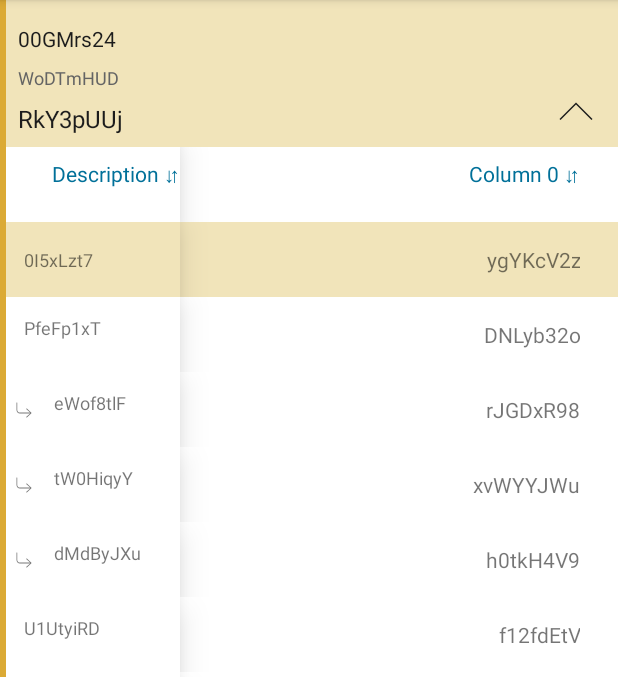
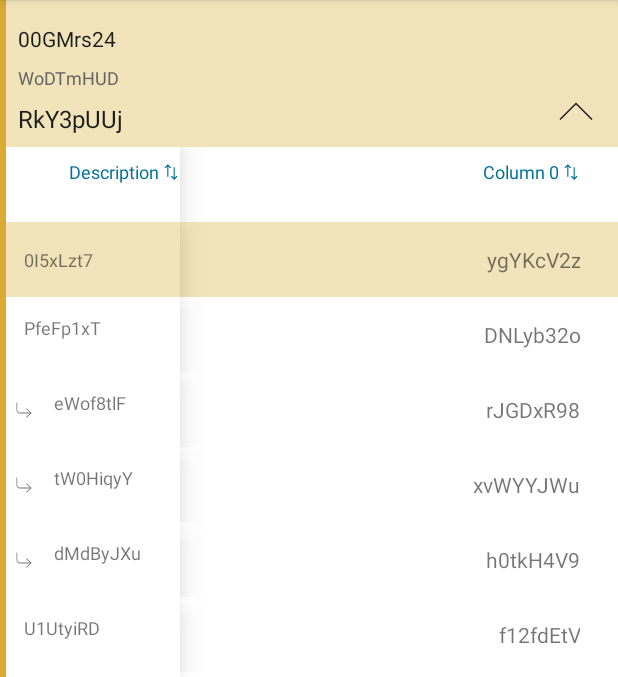
Before and after one commit to Sushobh/TableSection, an Android app: the screen it shows after launch (MainActivity), on a phone screen of 412 x 824 dp, the part 84-761 px from its top. Run offline under Robolectric (Android 15) with nearby library versions, the phone set to English and light mode, and no system bars.

Commit message:
STABLE added sort icons

```diff
--- a/app/src/main/java/com/example/tablesection/customviews/CellHeaderView.kt
+++ b/app/src/main/java/com/example/tablesection/customviews/CellHeaderView.kt
@@ -1,9 +1,11 @@
 package com.example.tablesection.customviews
 
 import android.content.Context
+import android.media.Image
 import android.util.AttributeSet
 import android.view.Gravity
 import android.view.View
+import android.widget.ImageView
 import android.widget.LinearLayout
 import android.widget.TextView
 import androidx.core.view.updateLayoutParams
@@ -37,13 +39,16 @@ class CellHeaderView : LinearLayout {
     fun bindData(cellHeader: CellHeader){
         when(cellHeader.cellStatus){
             CellHeader.CellHeaderStatus.ASC -> {
-                findViewById<TextView>(R.id.text_view).setText(context.getString(R.string.cell_header_up,cellHeader.text))
+                findViewById<TextView>(R.id.text_view).setText(cellHeader.text)
+                findViewById<ImageView>(R.id.sort_indicator).setImageResource(R.drawable.ic_sort_ascending)
             }
             CellHeader.CellHeaderStatus.DESC -> {
-                findViewById<TextView>(R.id.text_view).setText(context.getString(R.string.cell_header_down,cellHeader.text))
+                findViewById<TextView>(R.id.text_view).setText(cellHeader.text)
+                findViewById<ImageView>(R.id.sort_indicator).setImageResource(R.drawable.ic_sort_descending)
             }
             CellHeader.CellHeaderStatus.DEFAULT -> {
-                findViewById<TextView>(R.id.text_view).setText(context.getString(R.string.cell_header_default,cellHeader.text))
+                findViewById<TextView>(R.id.text_view).setText(cellHeader.text)
+                findViewById<ImageView>(R.id.sort_indicator).setImageResource(R.drawable.ic_sort)
             }
         }
         cellHeader.columnWidth?.let {
--- a/app/src/main/java/com/example/tablesection/customviews/RowView.kt
+++ b/app/src/main/java/com/example/tablesection/customviews/RowView.kt
@@ -2,7 +2,9 @@ package com.example.tablesection.customviews
 
 import android.annotation.SuppressLint
 import android.content.Context
+import android.graphics.Color
 import android.util.DisplayMetrics
+import android.view.Gravity
 import android.view.View
 import android.view.ViewGroup
 import android.widget.LinearLayout
@@ -19,6 +21,7 @@ open class RowView(
     protected  var scrollView : NoFlingScrollView
     private    var columnsHolder : LinearLayout
     private    var cellHoldersList = arrayListOf<LinearLayout>()
+    var infoIconSpace : LinearLayout? = null
 
 
 
@@ -58,6 +61,16 @@ open class RowView(
         cellHoldersList[index].addView(view)
     }
 
+    fun addInfoIconSpace(width : Int){
+        val params = LayoutParams(width, LinearLayout.LayoutParams.MATCH_PARENT)
+        val layout = LinearLayout(context)
+        layout.layoutParams = params
+        layout.orientation = LinearLayout.VERTICAL
+        layout.gravity = Gravity.CENTER
+        columnsHolder.addView(layout)
+        infoIconSpace = layout
+    }
+
     fun getColumnHolder(pos : Int) : ViewGroup{
         return cellHoldersList[pos]
     }
--- a/app/src/main/java/com/example/tablesection/sectioning/TableSection.kt
+++ b/app/src/main/java/com/example/tablesection/sectioning/TableSection.kt
@@ -38,6 +38,7 @@ abstract class TableSection(val viewTypes : ArrayList<Int>,
     abstract fun getDataLength() : Int
 
     protected var currentScroll = 0
+    protected var infoIconSpaceWidth = 150
 
     private val scrollChangeListener : View.OnScrollChangeListener =  @SuppressLint("NewApi")
 
@@ -117,6 +118,7 @@ abstract class TableSection(val viewTypes : ArrayList<Int>,
         if(viewType.equals(viewTypes.get(0))){
             val tableHeaderRowView = TableHeaderRowView(parent.context,getColumnCount(),getColumnWidths().toTypedArray(),getSortClickListener())
             tableHeaderRowView.setData(getHeaderColumns())
+            tableHeaderRowView.addInfoIconSpace(infoIconSpaceWidth)
             val level1View = Level1View(parent.context)
             level1View.layoutParams = RecyclerView.LayoutParams(RecyclerView.LayoutParams.MATCH_PARENT,RecyclerView.LayoutParams.WRAP_CONTENT)
             level1View.addTableHeaderView(tableHeaderRowView)
@@ -143,6 +145,7 @@ abstract class TableSection(val viewTypes : ArrayList<Int>,
                for(i in 0..getColumnCount()-1){
                    level2View.addColumn(getLevel2CellView(i,parent),getColumnWidth(i),i)
                }
+               level2View.addInfoIconSpace(infoIconSpaceWidth)
                level2View.addHorizontalScrollListener(scrollChangeListener)
                level2View.addFlingListener(flingListener)
                level2View.tag = tag
@@ -154,6 +157,7 @@ abstract class TableSection(val viewTypes : ArrayList<Int>,
             for(i in 0..getColumnCount()-1){
                 level3View.addColumn(getLevel3CellView(i,parent),getColumnWidth(i),i)
             }
+            level3View.addInfoIconSpace(infoIconSpaceWidth)
             level3View.addHorizontalScrollListener(scrollChangeListener)
             level3View.addFlingListener(flingListener)
             level3View.tag = tag
@@ -166,6 +170,7 @@ abstract class TableSection(val viewTypes : ArrayList<Int>,
             for(i in 0..getColumnCount()-1){
                 level4View.addColumn(getLevel4CellView(i,parent),getColumnWidth(i),i)
             }
+            level4View.addInfoIconSpace(infoIconSpaceWidth)
             level4View.addHorizontalScrollListener(scrollChangeListener)
             level4View.addFlingListener(flingListener)
             level4View.tag = tag
--- /dev/null
+++ b/app/src/main/res/drawable/ic_sort.xml
@@ -0,0 +1,25 @@
+<vector xmlns:android="http://schemas.android.com/apk/res/android"
+    android:width="16dp"
+    android:height="16dp"
+    android:viewportWidth="16"
+    android:viewportHeight="16">
+  <path
+      android:pathData="M-708,-2180h1328v2942h-1328z"
+      android:strokeWidth="1"
+      android:fillColor="#FFFFFF"
+      android:fillType="evenOdd"
+      android:strokeColor="#00000000"/>
+  <path
+      android:pathData="M0,0h16v16h-16z"
+      android:strokeWidth="1"
+      android:fillColor="#FFFFFF"
+      android:fillAlpha="0.01"
+      android:fillType="evenOdd"
+      android:strokeColor="#00000000"/>
+  <path
+      android:pathData="M11.3318,3.7295L11.3308,12.9165L13.027,11.25L13.8318,12.045L10.8318,15L7.8318,12.045L8.6365,11.25L10.3308,12.9155L10.3318,3.7295L11.3318,3.7295ZM5.1682,1L8.1682,3.955L7.3635,4.75L5.6672,3.0835L5.6682,12.2705L4.6682,12.2705L4.6672,3.0845L2.973,4.75L2.1682,3.955L5.1682,1Z"
+      android:strokeWidth="1"
+      android:fillColor="@color/sort_icon_color"
+      android:fillType="evenOdd"
+      android:strokeColor="#00000000"/>
+</vector>
--- /dev/null
+++ b/app/src/main/res/drawable/ic_sort_ascending.xml
@@ -0,0 +1,25 @@
+<vector xmlns:android="http://schemas.android.com/apk/res/android"
+    android:width="16dp"
+    android:height="16dp"
+    android:viewportWidth="16"
+    android:viewportHeight="16">
+  <path
+      android:pathData="M-812,-2180h1328v2942h-1328z"
+      android:strokeWidth="1"
+      android:fillColor="#FFFFFF"
+      android:fillType="evenOdd"
+      android:strokeColor="#00000000"/>
+  <path
+      android:pathData="M0,0h16v16h-16z"
+      android:strokeWidth="1"
+      android:fillColor="#FFFFFF"
+      android:fillAlpha="0.01"
+      android:fillType="evenOdd"
+      android:strokeColor="#00000000"/>
+  <path
+      android:pathData="M8.5,13.6352L8.499,4.4482L10.1952,6.1148L11,5.3198L8,2.3648L5,5.3198L5.8047,6.1148L7.499,4.4492L7.5,13.6352L8.5,13.6352Z"
+      android:strokeWidth="1"
+      android:fillColor="@color/sort_icon_color"
+      android:fillType="evenOdd"
+      android:strokeColor="#00000000"/>
+</vector>
--- /dev/null
+++ b/app/src/main/res/drawable/ic_sort_descending.xml
@@ -0,0 +1,25 @@
+<vector xmlns:android="http://schemas.android.com/apk/res/android"
+    android:width="16dp"
+    android:height="16dp"
+    android:viewportWidth="16"
+    android:viewportHeight="16">
+  <path
+      android:pathData="M-914,-2180h1328v2942h-1328z"
+      android:strokeWidth="1"
+      android:fillColor="#FFFFFF"
+      android:fillType="evenOdd"
+      android:strokeColor="#00000000"/>
+  <path
+      android:pathData="M0,0h16v16h-16z"
+      android:strokeWidth="1"
+      android:fillColor="#FFFFFF"
+      android:fillAlpha="0.01"
+      android:fillType="evenOdd"
+      android:strokeColor="#00000000"/>
+  <path
+      android:pathData="M8.5,2.3648L8.499,11.5518L10.1952,9.8852L11,10.6802L8,13.6352L5,10.6802L5.8047,9.8852L7.499,11.5508L7.5,2.3648L8.5,2.3648Z"
+      android:strokeWidth="1"
+      android:fillColor="@color/sort_icon_color"
+      android:fillType="evenOdd"
+      android:strokeColor="#00000000"/>
+</vector>
--- a/app/src/main/res/layout/cell_header.xml
+++ b/app/src/main/res/layout/cell_header.xml
@@ -7,6 +7,7 @@
     xmlns:tools="http://schemas.android.com/tools">
 
     <TextView
+        android:textSize="@dimen/hd_12sp"
         android:gravity="end"
         android:textAlignment="textEnd"
         android:id="@+id/text_view"
@@ -16,4 +17,14 @@
         android:layout_width="match_parent"
         android:layout_height="wrap_content"/>
 
+    <ImageView
+        android:id="@+id/sort_indicator"
+        android:layout_marginStart="@dimen/hd_2dp"
+        android:src="@drawable/ic_sort"
+        app:layout_constraintBottom_toBottomOf="@id/text_view"
+        app:layout_constraintTop_toTopOf="@+id/text_view"
+        app:layout_constraintStart_toEndOf="@+id/text_view"
+        android:layout_width="@dimen/hd_12dp"
+        android:layout_height="@dimen/hd_12dp"/>
+
 </androidx.constraintlayout.widget.ConstraintLayout>
--- a/app/src/main/res/values/colors.xml
+++ b/app/src/main/res/values/colors.xml
@@ -16,4 +16,5 @@
     <color name="level1_2textcolor">#646464</color>
     <color name="divider_yellow">#DBAA35</color>
     <color name="level2yellow">#F1E4BA</color>
+    <color name="sort_icon_color">#007099</color>
 </resources>
--- a/app/src/main/res/values/dimens.xml
+++ b/app/src/main/res/values/dimens.xml
@@ -11,4 +11,5 @@
     <dimen name="right_elevation">15dp</dimen>
     <dimen name="sticky_column_width">120dp</dimen>
     <dimen name="column_height">50dp</dimen>
+    <dimen name="hd_2dp">2dp</dimen>
 </resources>
```
